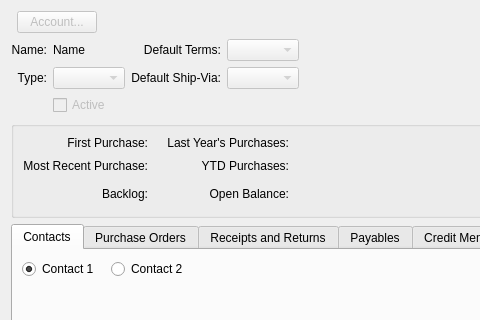
First picture: the form in xtuple/trunk/guiclient/vendorWorkBench.ui, repository WooodHead/xtuple, before the edit; both pictures show x 0 to 480 and y 0 to 320 of the 800 by 600 pixel window.
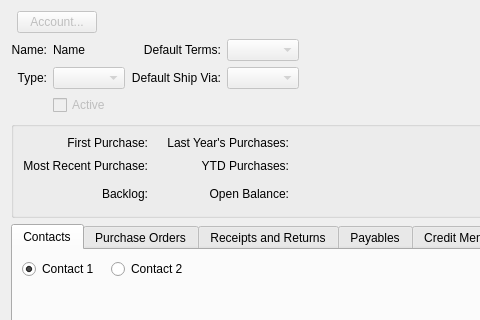
Second picture: the form after the edit. Custom widgets are drawn as their Qt base class.

What changed in the file:
```diff
--- a/xtuple/trunk/guiclient/vendorWorkBench.ui
+++ b/xtuple/trunk/guiclient/vendorWorkBench.ui
@@ -112,7 +112,7 @@
        <item row="2" column="2" >
         <widget class="QLabel" name="_shipviaLit" >
          <property name="text" >
-          <string>Default Ship-Via:</string>
+          <string>Default Ship Via:</string>
          </property>
          <property name="alignment" >
           <set>Qt::AlignRight|Qt::AlignTrailing|Qt::AlignVCenter</set>
```
